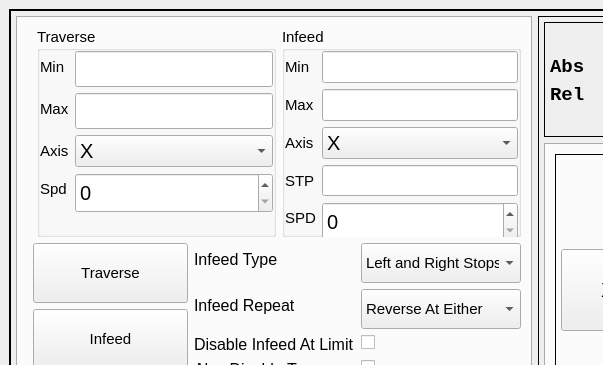
First picture: the form in src/grinder_touch/mainwindow.ui, repository digiexchris/grinder_touch, before the edit; both pictures show x 0 to 603 and y 0 to 365 of the 913 by 600 pixel window.
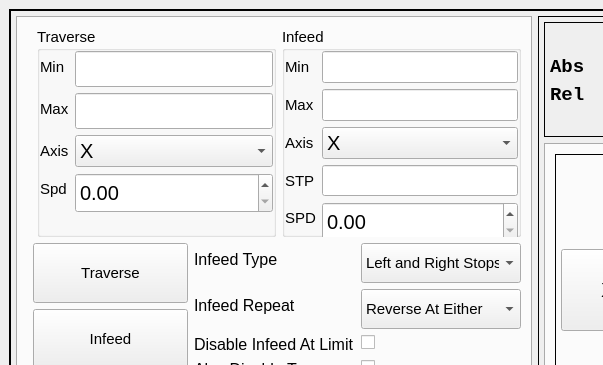
Second picture: the form after the edit. Custom widgets are drawn as their Qt base class.

Commit message: Tweak traverse speed

```diff
--- a/src/grinder_touch/mainwindow.ui
+++ b/src/grinder_touch/mainwindow.ui
@@ -305,7 +305,7 @@
                         </widget>
                        </item>
                        <item row="3" column="1">
-                        <widget class="QSpinBox" name="traverse_speed">
+                        <widget class="QDoubleSpinBox" name="traverse_speed">
                          <property name="minimumSize">
                           <size>
                            <width>0</width>
@@ -317,9 +317,6 @@
                            <pointsize>15</pointsize>
                           </font>
                          </property>
-                         <property name="maximum">
-                          <number>2000</number>
-                         </property>
                         </widget>
                        </item>
                       </layout>
@@ -465,7 +462,7 @@
                         </widget>
                        </item>
                        <item row="4" column="1">
-                        <widget class="QSpinBox" name="infeed_speed">
+                        <widget class="QDoubleSpinBox" name="infeed_speed">
                          <property name="minimumSize">
                           <size>
                            <width>0</width>
@@ -477,9 +474,6 @@
                            <pointsize>15</pointsize>
                           </font>
                          </property>
-                         <property name="maximum">
-                          <number>2000</number>
-                         </property>
                         </widget>
                        </item>
                       </layout>
```
Left out of the diff: 6 changed lines with no effect on the pictures. The commit also changes 1 other file.
